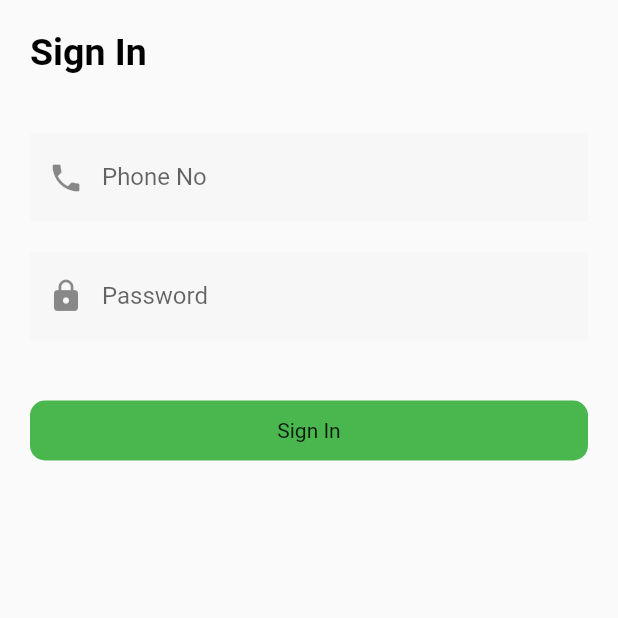
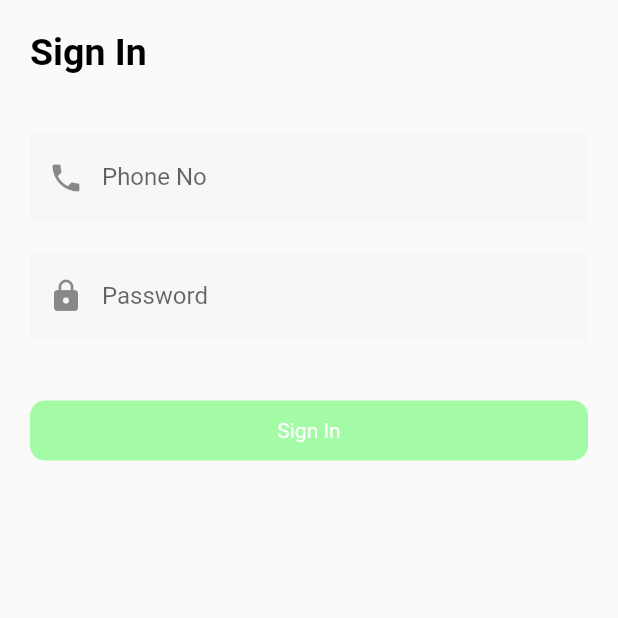
Before and after one commit to Codebox124/Opay_clone-UI, a Flutter app: the screen it shows after launch, after a tap on "Get Started", on a phone screen of 412 x 824 dp, the top half of it. Run offline on Flutter 3.47's test engine with Material 2 defaults, Android fonts, the phone set to English and light mode, and no system bars.

Commit message:
woring on sign in page

```diff
--- a/lib/screens/Logins page/Login_Widget/login_btn.dart
+++ b/lib/screens/Logins page/Login_Widget/login_btn.dart
@@ -13,10 +13,16 @@ class _LoginButtonState extends State<LoginButton> {
     return Container(
       decoration: BoxDecoration(
         borderRadius: BorderRadius.circular(10),
-        color: Color.fromARGB(255, 74, 182, 78),
+        color: Color.fromARGB(131, 81, 252, 86),
       ),
       height: 40,
-      child: Center(child: Text("Sign In")),
+      child: Center(
+          child: Text(
+        "Sign In",
+        style: TextStyle(
+          color: Colors.white,
+        ),
+      )),
     );
   }
 }
```
